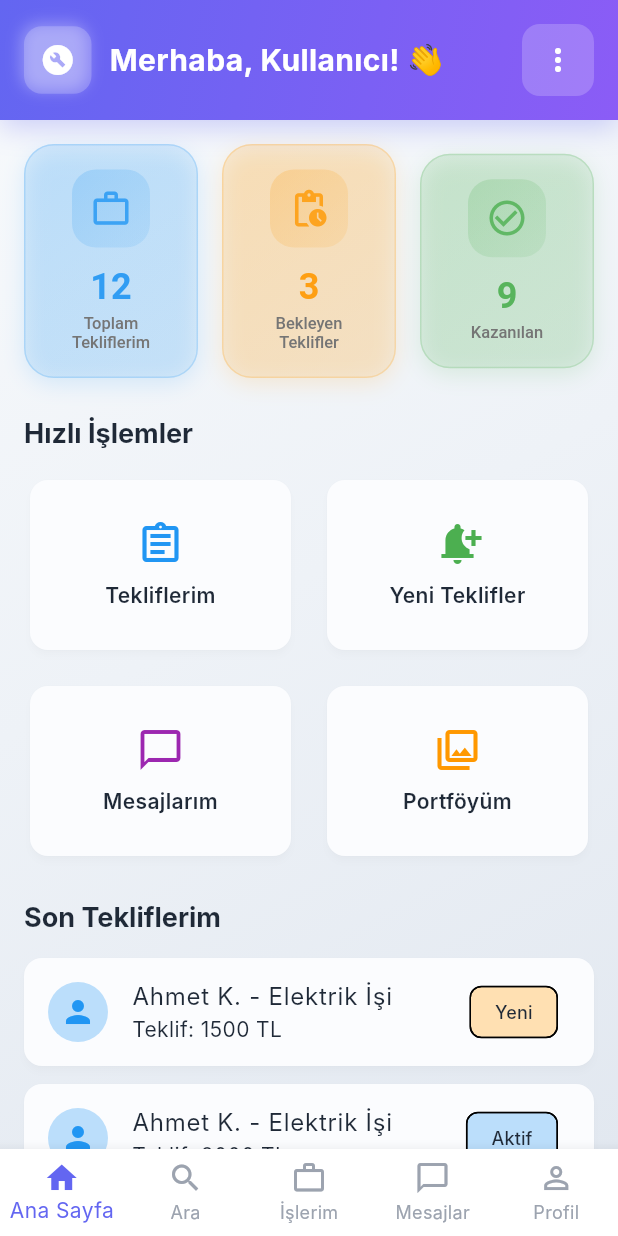
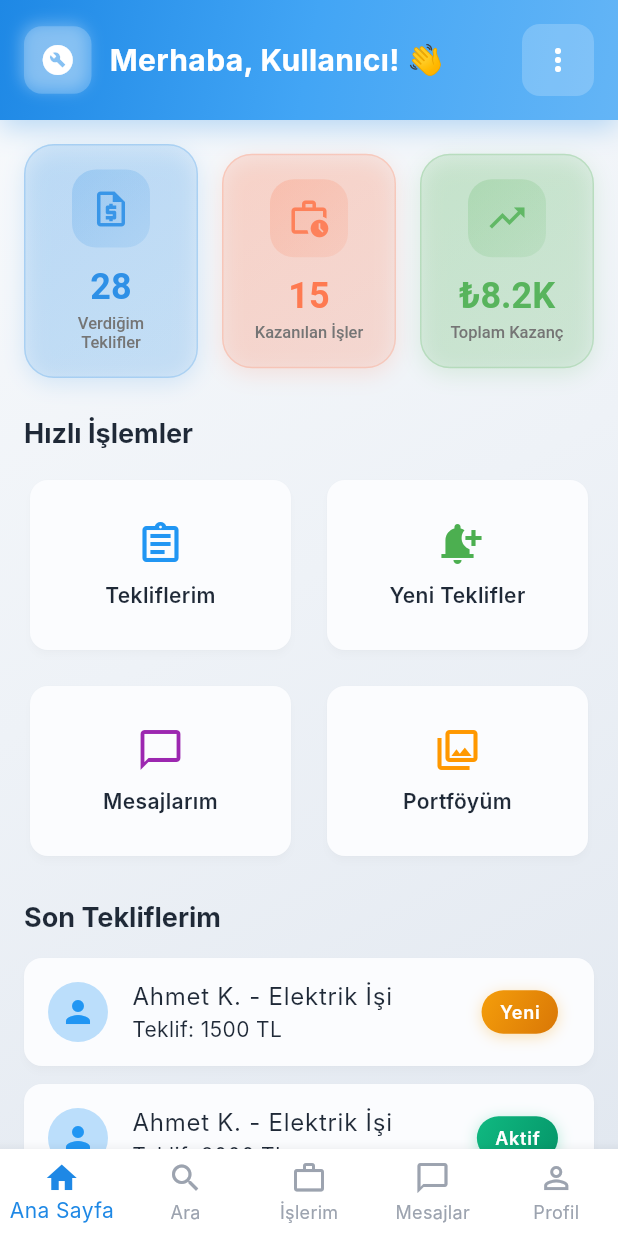
Before and after one commit to sudeaydin/ustaapp, a Flutter app: the HomeScreen screen opened by its route, on a phone screen of 412 x 824 dp. Run offline on Flutter 3.47's test engine with Material 3 defaults, Android fonts, the phone set to English and light mode, and no system bars; our stand-ins replace flutter_riverpod, go_router, shared_preferences; accounts and stored records are empty; Roboto replaces fonts that are missing (Inter).

Commit message:
🎨 Blue-Orange Theme & User-Specific Dashboard
🎨 Theme Color Revolution:
- ❌ Removed purple/indigo tones (6366F1, 8B5CF6)
- ✅ Primary: Bright Blue gradient (1E88E5 → 42A5F5 → 64B5F6)
- ✅ Secondary: Orange gradient (FF7043 → FF8A65 → FFAB91)
- ✅ Added secondaryGradient for consistency

👤 Customer Dashboard (Bireysel):
- 'Yaptırdığım İşler' (12) - home repair service icon
- 'Aktif İşler' (3) - pending actions icon
- 'Toplam Harcama' (₺2.4K) - wallet icon
- Focus: Job count & spending tracking

🔧 Craftsman Dashboard (Kurumsal):
- 'Verdiğim Teklifler' (28) - quote icon
- 'Kazanılan İşler' (15) - work history icon
- 'Toplam Kazanç' (₺8.2K) - trending up icon
- Focus: Proposal & earning tracking

🏷️ Status Chip Enhancement:
- Replaced simple Chip with gradient containers
- 'Yeni' → Orange gradient (pendingGradient)
- 'Aktif' → Green gradient (activeGradient)
- 'Bitti' → Blue gradient (completedGradient)
- Added shadow effects & white text
- Consistent with jobs page theme

💎 Result: Vibrant blue-orange theme with role-specific dashboards!

```diff
--- a/ustam_mobile_app/lib/core/theme/app_theme.dart
+++ b/ustam_mobile_app/lib/core/theme/app_theme.dart
@@ -1,17 +1,34 @@
 import 'package:flutter/material.dart';
 
 class AppTheme {
-  // Colors - Modern & Vibrant
-  static const Color primaryColor = Color(0xFF6366F1); // Indigo
-  static const Color primaryDark = Color(0xFF4F46E5);
-  static const Color primaryLight = Color(0xFF8B5CF6);
+  // Colors - Blue & Orange System
+  static const Color primaryColor = Color(0xFF1E88E5); // Bright Blue
+  static const Color primaryDark = Color(0xFF1565C0);
+  static const Color primaryLight = Color(0xFF42A5F5);
 
-  static const Color secondaryColor = Color(0xFF06D6A0); // Emerald
-  static const Color accentColor = Color(0xFFFF6B6B); // Coral
+  static const Color secondaryColor = Color(0xFFFF7043); // Bright Orange
+  static const Color secondaryDark = Color(0xFFE64A19);
+  static const Color secondaryLight = Color(0xFFFF8A65);
+
+  static const Color accentColor = Color(0xFFFFAB91); // Light Orange
 
   // Gradient Colors
   static const LinearGradient primaryGradient = LinearGradient(
-    colors: [Color(0xFF6366F1), Color(0xFF8B5CF6)],
+    colors: [
+      Color(0xFF1E88E5), // Bright Blue
+      Color(0xFF42A5F5), // Light Blue
+      Color(0xFF64B5F6), // Lighter Blue
+    ],
+    begin: Alignment.topLeft,
+    end: Alignment.bottomRight,
+  );
+
+  static const LinearGradient secondaryGradient = LinearGradient(
+    colors: [
+      Color(0xFFFF7043), // Bright Orange
+      Color(0xFFFF8A65), // Light Orange
+      Color(0xFFFFAB91), // Lighter Orange
+    ],
     begin: Alignment.topLeft,
     end: Alignment.bottomRight,
   );
--- a/ustam_mobile_app/lib/features/home/screens/home_screen.dart
+++ b/ustam_mobile_app/lib/features/home/screens/home_screen.dart
@@ -181,15 +181,17 @@ class HomeScreen extends ConsumerWidget {
   }
 
   Widget _buildStatsSection(BuildContext context, bool isCustomer) {
+    if (isCustomer) {
+      // Müşteri için: İş sayısı ve harcama odaklı
       return Row(
         children: [
           Expanded(
             child: _buildStatCard(
               context: context,
-            title: isCustomer ? 'Toplam İşlerim' : 'Toplam Tekliflerim',
+              title: 'Yaptırdığım İşler',
               value: '12',
-            icon: Icons.work_outline,
-            color: Colors.blue,
+              icon: Icons.home_repair_service_outlined,
+              color: AppTheme.primaryColor,
               onTap: () => context.go('/jobs'),
             ),
           ),
@@ -197,10 +199,10 @@ class HomeScreen extends ConsumerWidget {
           Expanded(
             child: _buildStatCard(
               context: context,
-            title: isCustomer ? 'Aktif İşler' : 'Bekleyen Teklifler',
+              title: 'Aktif İşler',
               value: '3',
-            icon: Icons.pending_actions,
-            color: Colors.orange,
+              icon: Icons.pending_actions_outlined,
+              color: AppTheme.secondaryColor,
               onTap: () => context.go('/jobs'),
             ),
           ),
@@ -208,15 +210,54 @@ class HomeScreen extends ConsumerWidget {
           Expanded(
             child: _buildStatCard(
               context: context,
-            title: isCustomer ? 'Tamamlanan' : 'Kazanılan',
-            value: '9',
-            icon: Icons.check_circle_outline,
+              title: 'Toplam Harcama',
+              value: '₺2.4K',
+              icon: Icons.account_balance_wallet_outlined,
               color: Colors.green,
               onTap: () => context.go('/jobs'),
             ),
           ),
         ],
       );
+    } else {
+      // Usta için: Teklif ve kazanç odaklı
+      return Row(
+        children: [
+          Expanded(
+            child: _buildStatCard(
+              context: context,
+              title: 'Verdiğim Teklifler',
+              value: '28',
+              icon: Icons.request_quote_outlined,
+              color: AppTheme.primaryColor,
+              onTap: () => context.go('/jobs'),
+            ),
+          ),
+          const SizedBox(width: 16),
+          Expanded(
+            child: _buildStatCard(
+              context: context,
+              title: 'Kazanılan İşler',
+              value: '15',
+              icon: Icons.work_history_outlined,
+              color: AppTheme.secondaryColor,
+              onTap: () => context.go('/jobs'),
+            ),
+          ),
+          const SizedBox(width: 16),
+          Expanded(
+            child: _buildStatCard(
+              context: context,
+              title: 'Toplam Kazanç',
+              value: '₺8.2K',
+              icon: Icons.trending_up_outlined,
+              color: Colors.green,
+              onTap: () => context.go('/jobs'),
+            ),
+          ),
+        ],
+      );
+    }
   }
 
   Widget _buildStatCard({
@@ -499,13 +540,7 @@ class HomeScreen extends ConsumerWidget {
                 ? 'Durum: ${['Beklemede', 'Devam Ediyor', 'Tamamlandı'][index]}'
                 : 'Teklif: ${[1500, 2000, 1200][index]} TL',
             ),
-            trailing: Chip(
-              label: Text(
-                ['Yeni', 'Aktif', 'Bitti'][index],
-                style: const TextStyle(fontSize: 12),
-              ),
-              backgroundColor: [Colors.orange, Colors.blue, Colors.green][index].shade100,
-            ),
+            trailing: _buildStatusChip(['Yeni', 'Aktif', 'Bitti'][index]),
             onTap: () {
               // Navigate to job detail
               context.go('/jobs');
@@ -569,4 +604,50 @@ class HomeScreen extends ConsumerWidget {
       ),
     );
   }
+
+  Widget _buildStatusChip(String status) {
+    LinearGradient gradient;
+    Color shadowColor;
+
+    switch (status.toLowerCase()) {
+      case 'yeni':
+        gradient = AppTheme.pendingGradient;
+        shadowColor = const Color(0xFFF59E0B);
+        break;
+      case 'aktif':
+        gradient = AppTheme.activeGradient;
+        shadowColor = const Color(0xFF10B981);
+        break;
+      case 'bitti':
+        gradient = AppTheme.completedGradient;
+        shadowColor = const Color(0xFF3B82F6);
+        break;
+      default:
+        gradient = AppTheme.pendingGradient;
+        shadowColor = const Color(0xFFF59E0B);
     }
+
+    return Container(
+      padding: const EdgeInsets.symmetric(horizontal: 12, vertical: 6),
+      decoration: BoxDecoration(
+        gradient: gradient,
+        borderRadius: BorderRadius.circular(20),
+        boxShadow: [
+          BoxShadow(
+            color: shadowColor.withOpacity(0.3),
+            blurRadius: 8,
+            offset: const Offset(0, 2),
+          ),
+        ],
+      ),
+      child: Text(
+        status,
+        style: const TextStyle(
+          color: Colors.white,
+          fontSize: 12,
+          fontWeight: FontWeight.w600,
+        ),
+      ),
+    );
+  }
+}
```
Lines whose indentation alone changed are shown as unchanged.
